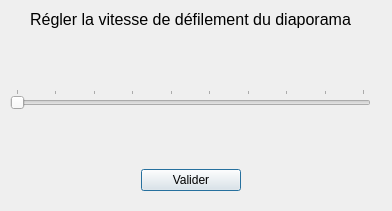
The window that V4/V4_version_graphique_avec_menu_interactif/changervitesse.ui (KyoooCode/S201DevApp) describes before a commit, drawn with Qt 5.
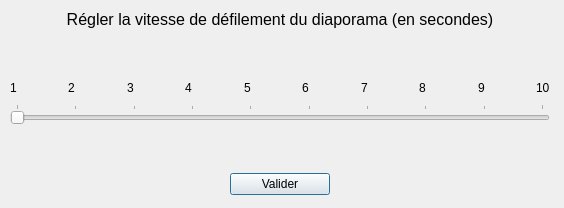
The same window after the commit.

```diff
--- a/V4/V4_version_graphique_avec_menu_interactif/changervitesse.ui
+++ b/V4/V4_version_graphique_avec_menu_interactif/changervitesse.ui
@@ -6,8 +6,8 @@
    <rect>
     <x>0</x>
     <y>0</y>
-    <width>392</width>
-    <height>211</height>
+    <width>564</width>
+    <height>208</height>
    </rect>
   </property>
   <property name="windowTitle">
@@ -18,8 +18,8 @@
     <rect>
      <x>10</x>
      <y>10</y>
-     <width>361</width>
-     <height>181</height>
+     <width>540</width>
+     <height>185</height>
     </rect>
    </property>
    <layout class="QHBoxLayout" name="horizontalLayout_3">
@@ -35,7 +35,7 @@
            </font>
           </property>
           <property name="text">
-           <string>Régler la vitesse de défilement du diaporama</string>
+           <string>Régler la vitesse de défilement du diaporama (en secondes)</string>
           </property>
           <property name="alignment">
            <set>Qt::AlignCenter</set>
@@ -60,6 +60,197 @@
         </property>
        </spacer>
       </item>
+      <item>
+       <layout class="QHBoxLayout" name="horizontalLayout_5">
+        <item>
+         <widget class="QLabel" name="label_2">
+          <property name="text">
+           <string>1</string>
+          </property>
+         </widget>
+        </item>
+        <item>
+         <spacer name="horizontalSpacer_3">
+          <property name="orientation">
+           <enum>Qt::Horizontal</enum>
+          </property>
+          <property name="sizeHint" stdset="0">
+           <size>
+            <width>40</width>
+            <height>20</height>
+           </size>
+          </property>
+         </spacer>
+        </item>
+        <item>
+         <widget class="QLabel" name="label_11">
+          <property name="text">
+           <string>2</string>
+          </property>
+         </widget>
+        </item>
+        <item>
+         <spacer name="horizontalSpacer_11">
+          <property name="orientation">
+           <enum>Qt::Horizontal</enum>
+          </property>
+          <property name="sizeHint" stdset="0">
+           <size>
+            <width>40</width>
+            <height>20</height>
+           </size>
+          </property>
+         </spacer>
+        </item>
+        <item>
+         <widget class="QLabel" name="label_10">
+          <property name="text">
+           <string>3</string>
+          </property>
+         </widget>
+        </item>
+        <item>
+         <spacer name="horizontalSpacer_10">
+          <property name="orientation">
+           <enum>Qt::Horizontal</enum>
+          </property>
+          <property name="sizeHint" stdset="0">
+           <size>
+            <width>40</width>
+            <height>20</height>
+           </size>
+          </property>
+         </spacer>
+        </item>
+        <item>
+         <widget class="QLabel" name="label_9">
+          <property name="text">
+           <string>4</string>
+          </property>
+         </widget>
+        </item>
+        <item>
+         <spacer name="horizontalSpacer_9">
+          <property name="orientation">
+           <enum>Qt::Horizontal</enum>
+          </property>
+          <property name="sizeHint" stdset="0">
+           <size>
+            <width>40</width>
+            <height>20</height>
+           </size>
+          </property>
+         </spacer>
+        </item>
+        <item>
+         <widget class="QLabel" name="label_8">
+          <property name="text">
+           <string>5</string>
+          </property>
+         </widget>
+        </item>
+        <item>
+         <spacer name="horizontalSpacer_8">
+          <property name="orientation">
+           <enum>Qt::Horizontal</enum>
+          </property>
+          <property name="sizeHint" stdset="0">
+           <size>
+            <width>40</width>
+            <height>20</height>
+           </size>
+          </property>
+         </spacer>
+        </item>
+        <item>
+         <widget class="QLabel" name="label_7">
+          <property name="text">
+           <string>6</string>
+          </property>
+         </widget>
+        </item>
+        <item>
+         <spacer name="horizontalSpacer_7">
+          <property name="orientation">
+           <enum>Qt::Horizontal</enum>
+          </property>
+          <property name="sizeHint" stdset="0">
+           <size>
+            <width>40</width>
+            <height>20</height>
+           </size>
+          </property>
+         </spacer>
+        </item>
+        <item>
+         <widget class="QLabel" name="label_6">
+          <property name="text">
+           <string>7</string>
+          </property>
+         </widget>
+        </item>
+        <item>
+         <spacer name="horizontalSpacer_6">
+          <property name="orientation">
+           <enum>Qt::Horizontal</enum>
+          </property>
+          <property name="sizeHint" stdset="0">
+           <size>
+            <width>40</width>
+            <height>20</height>
+           </size>
+          </property>
+         </spacer>
+        </item>
+        <item>
+         <widget class="QLabel" name="label_5">
+          <property name="text">
+           <string>8</string>
+          </property>
+         </widget>
+        </item>
+        <item>
+         <spacer name="horizontalSpacer_5">
+          <property name="orientation">
+           <enum>Qt::Horizontal</enum>
+          </property>
+          <property name="sizeHint" stdset="0">
+           <size>
+            <width>40</width>
+            <height>20</height>
+           </size>
+          </property>
+         </spacer>
+        </item>
+        <item>
+         <widget class="QLabel" name="label_4">
+          <property name="text">
+           <string>9</string>
+          </property>
+         </widget>
+        </item>
+        <item>
+         <spacer name="horizontalSpacer_4">
+          <property name="orientation">
+           <enum>Qt::Horizontal</enum>
+          </property>
+          <property name="sizeHint" stdset="0">
+           <size>
+            <width>40</width>
+            <height>20</height>
+           </size>
+          </property>
+         </spacer>
+        </item>
+        <item>
+         <widget class="QLabel" name="label_3">
+          <property name="text">
+           <string>10</string>
+          </property>
+         </widget>
+        </item>
+       </layout>
+      </item>
       <item>
        <layout class="QHBoxLayout" name="horizontalLayout_4">
         <item>
```
